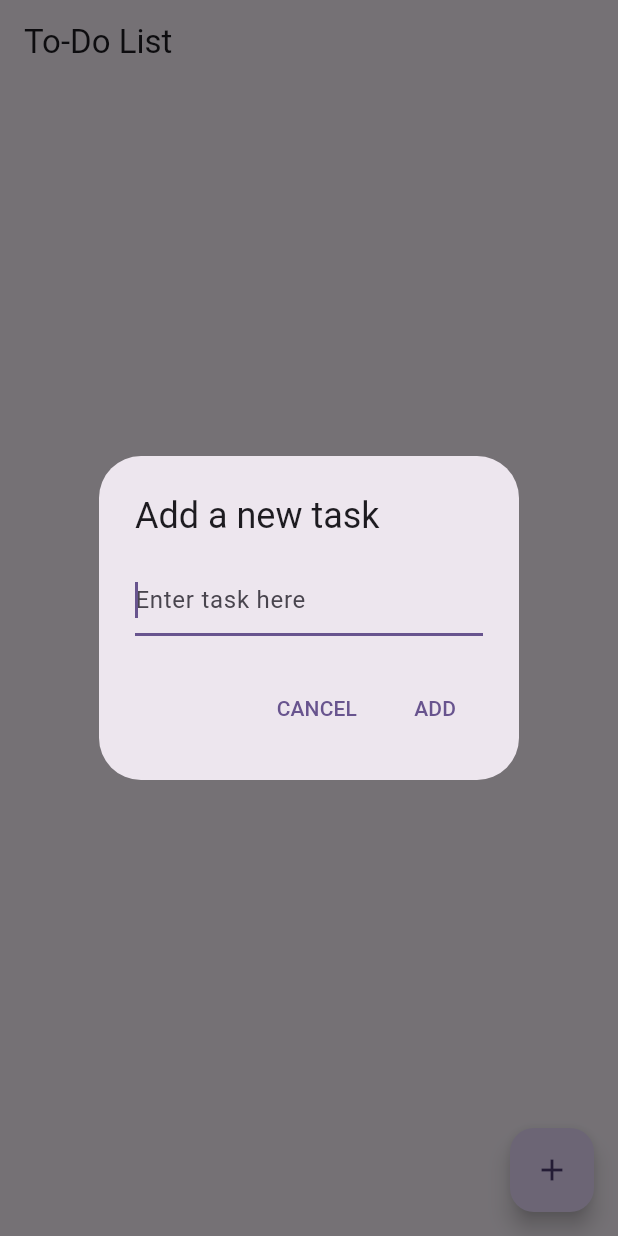
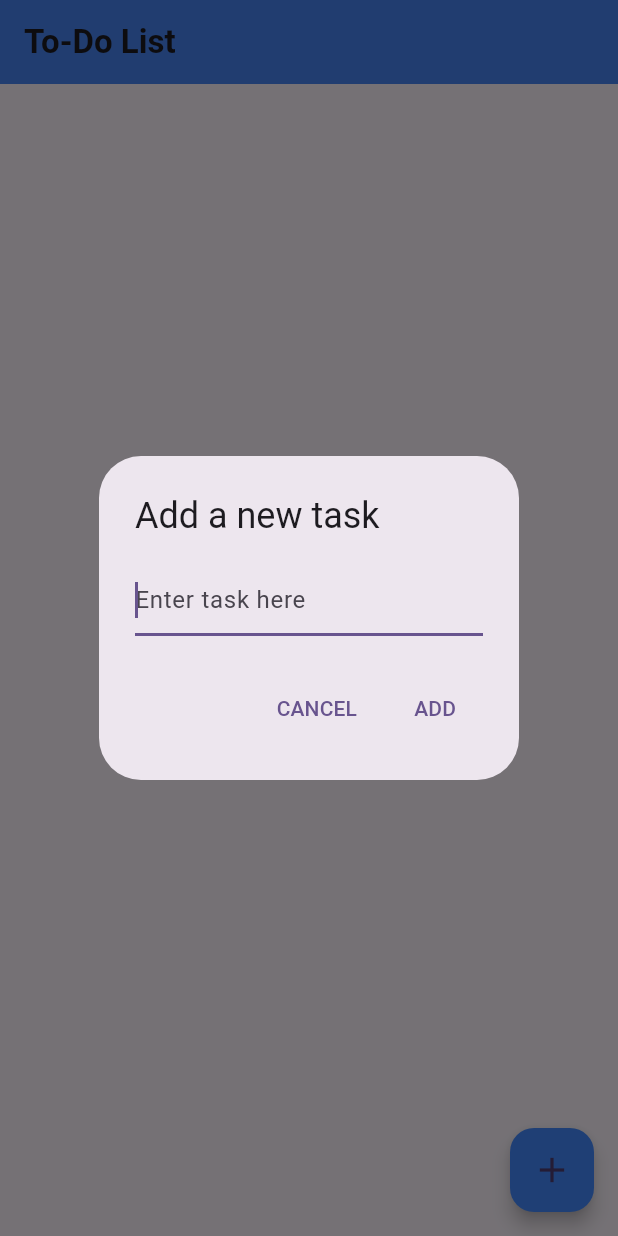
Before and after one commit to narayannalbhe1/to_do_app, a Flutter app: the screen it shows after launch, after a tap on the "add" icon, on a phone screen of 412 x 824 dp. Run offline on Flutter 3.47's test engine with Material 3 defaults, Android fonts, the phone set to English and light mode, and no system bars; our stand-ins replace shared_preferences.

Commit message:
13 april

```diff
--- a/lib/views/home/HomeScreen.dart
+++ b/lib/views/home/HomeScreen.dart
@@ -11,7 +11,7 @@ class HomeScreen extends StatefulWidget {
 
 class _HomeScreenState extends State<HomeScreen> {
   final List<TodoItem> _todoItems = [];
-  final TextEditingController _textFieldController = TextEditingController();
+  final TextEditingController _taskController = TextEditingController();
 
   @override
   void initState() {
@@ -26,15 +26,13 @@ class _HomeScreenState extends State<HomeScreen> {
 
     if (savedItems != null) {
       setState(() {
-        _todoItems.addAll(
-            savedItems.map((item) {
+        _todoItems.addAll(savedItems.map((item) {
           final parts = item.split('|'); // Split by delimiter
           return TodoItem(
             title: parts[0],
             isCompleted: parts[1] == 'true',
           );
-            }).toList()
-        );
+        }).toList());
       });
     }
   }
@@ -42,9 +40,11 @@ class _HomeScreenState extends State<HomeScreen> {
   // Save tasks (without JSON)
   Future<void> _saveTodoItems() async {
     final prefs = await SharedPreferences.getInstance();
-    final List<String> itemsToSave = _todoItems.map((item) =>
+    final List<String> itemsToSave = _todoItems
+        .map((item) =>
                 '${item.title}|${item.isCompleted}' // Combine with delimiter
-    ).toList();
+            )
+        .toList();
     await prefs.setStringList('todo_items', itemsToSave);
   }
 
@@ -59,7 +59,7 @@ class _HomeScreenState extends State<HomeScreen> {
       ));
       _saveTodoItems();
     });
-    _textFieldController.clear();
+    _taskController.clear();
   }
 
   // Toggle completion status
@@ -86,7 +86,7 @@ class _HomeScreenState extends State<HomeScreen> {
         return AlertDialog(
           title: const Text('Add a new task'),
           content: TextField(
-            controller: _textFieldController,
+            controller: _taskController,
             decoration: const InputDecoration(hintText: 'Enter task here'),
             autofocus: true,
           ),
@@ -95,14 +95,14 @@ class _HomeScreenState extends State<HomeScreen> {
               child: const Text('CANCEL'),
               onPressed: () {
                 Navigator.of(context).pop();
-                _textFieldController.clear();
+                _taskController.clear();
               },
             ),
             TextButton(
               child: const Text('ADD'),
               onPressed: () {
                 Navigator.of(context).pop();
-                _addTodoItem(_textFieldController.text);
+                _addTodoItem(_taskController.text);
               },
             ),
           ],
@@ -111,42 +111,84 @@ class _HomeScreenState extends State<HomeScreen> {
     );
   }
 
-
-
   @override
   Widget build(BuildContext context) {
     return Scaffold(
-      appBar: AppBar(title: const Text('To-Do List')),
+      appBar: AppBar(
+        title: const Text(
+          'To-Do List',
+          style: TextStyle(fontWeight: FontWeight.bold),
+        ),
+        backgroundColor: Colors.blueAccent,
+        elevation: 4,
+      ),
       body: _todoItems.isEmpty
-          ? const Center(child: Text('No tasks add yet.. '))
+          ? const Center(
+              child: Column(
+                mainAxisAlignment: MainAxisAlignment.center,
+                children: [
+                  Icon(Icons.inbox, size: 80, color: Colors.grey),
+                  SizedBox(height: 16),
+                  Text(
+                    'No tasks yet!',
+                    style: TextStyle(fontSize: 20, color: Colors.black54),
+                  ),
+                  SizedBox(height: 8),
+                  Text(
+                    'Tap the + button to add your first task',
+                    style: TextStyle(color: Colors.black38),
+                  ),
+                ],
+              ),
+            )
           : ListView.builder(
+              padding: const EdgeInsets.all(12),
               itemCount: _todoItems.length,
               itemBuilder: (context, index) {
                 final item = _todoItems[index];
-          return ListTile(
-            leading: Checkbox(
+                return Card(
+                  elevation: 0.4,
+                  shape: RoundedRectangleBorder(
+                    borderRadius: BorderRadius.circular(12),
+                  ),
+                  margin: const EdgeInsets.symmetric(vertical: 8),
+                  child: ListTile(
+                    leading: Transform.scale(
+                      scale: 1.2,
+                      child: Checkbox(
+                        shape: RoundedRectangleBorder(
+                          borderRadius: BorderRadius.circular(4),
+                        ),
+                        activeColor: Colors.blueAccent,
                         value: item.isCompleted,
                         onChanged: (bool? value) => _toggleTodoItem(index),
+                      ),
                     ),
                     title: Text(
                       item.title,
                       style: TextStyle(
+                        fontSize: 16,
+                        fontWeight: FontWeight.w500,
                         decoration: item.isCompleted
                             ? TextDecoration.lineThrough
                             : TextDecoration.none,
-                color: item.isCompleted ? Colors.grey : Colors.black,
+                        color: item.isCompleted ? Colors.grey : Colors.black87,
                       ),
                     ),
                     trailing: IconButton(
-              icon: const Icon(Icons.delete),
+                      icon: const Icon(Icons.delete_outline,
+                          color: Colors.redAccent),
                       onPressed: () => _deleteTodoItem(index),
+                    ),
                   ),
                 );
               },
             ),
       floatingActionButton: FloatingActionButton(
+        backgroundColor: Colors.blueAccent,
+        elevation: 5,
         onPressed: _displayDialog,
-        child: const Icon(Icons.add),
+        child: const Icon(Icons.add, size: 28),
       ),
     );
   }
--- a/lib/views/splash/SplashScreen.dart
+++ b/lib/views/splash/SplashScreen.dart
@@ -23,32 +23,75 @@ class _SplashScreenState extends State<SplashScreen> {
 
   @override
   Widget build(BuildContext context) {
-    return const Scaffold(
-      backgroundColor: Colors.white,
+    return Scaffold(
+      backgroundColor: const Color(0xFFF5F6FA),
       body: Center(
+        child: Container(
+          padding: const EdgeInsets.all(32),
+          margin: const EdgeInsets.symmetric(horizontal: 24),
+          decoration: BoxDecoration(
+            borderRadius: BorderRadius.circular(24),
+            color: Colors.white,
+            boxShadow: [
+              BoxShadow(
+                color: Colors.grey.withOpacity(0.2),
+                blurRadius: 20,
+                offset: const Offset(0, 10),
+              ),
+            ],
+          ),
           child: Column(
-          mainAxisAlignment: MainAxisAlignment.center,
+            mainAxisSize: MainAxisSize.min,
             children: [
-            // App Icon
-            Icon(
-              Icons.check_circle,
-              size: 80,
-              color: Colors.blueAccent,
+              // Gradient Icon Circle
+              Container(
+                padding: const EdgeInsets.all(20),
+                decoration: BoxDecoration(
+                  shape: BoxShape.circle,
+                  gradient: const LinearGradient(
+                    colors: [Colors.blueAccent, Colors.lightBlueAccent],
+                    begin: Alignment.topLeft,
+                    end: Alignment.bottomRight,
                   ),
-            SizedBox(height: 20),
+                  boxShadow: [
+                    BoxShadow(
+                      color: Colors.blueAccent.withOpacity(0.3),
+                      blurRadius: 15,
+                      offset: const Offset(0, 5),
+                    ),
+                  ],
+                ),
+                child: const Icon(
+                  Icons.check_circle_outline,
+                  size: 60,
+                  color: Colors.white,
+                ),
+              ),
+              const SizedBox(height: 24),
               // App Name
-            Text(
+              const Text(
                 "To-Do List",
                 style: TextStyle(
-                fontSize: 32,
-                fontWeight: FontWeight.bold,
+                  fontSize: 30,
+                  fontWeight: FontWeight.w700,
                   color: Colors.black87,
+                  letterSpacing: 1.2,
                 ),
               ),
-            SizedBox(height: 10),
+              const SizedBox(height: 8),
+              // Subtitle
+              const Text(
+                "Organize your tasks beautifully",
+                style: TextStyle(
+                  fontSize: 16,
+                  color: Colors.black54,
+                ),
+              ),
             ],
+          ),
         ),
       ),
     );
   }
+
 }
--- a/pubspec.yaml
+++ b/pubspec.yaml
@@ -35,7 +35,8 @@ dependencies:
   # The following adds the Cupertino Icons font to your application.
   # Use with the CupertinoIcons class for iOS style icons.
   cupertino_icons: ^1.0.8
-  shared_preferences: ^2.3.3
+  shared_preferences: ^2.2.3
+
 
 
 dev_dependencies:
```
Also changed, not shown: 3 other files. Lines whose indentation alone changed are shown as unchanged.
